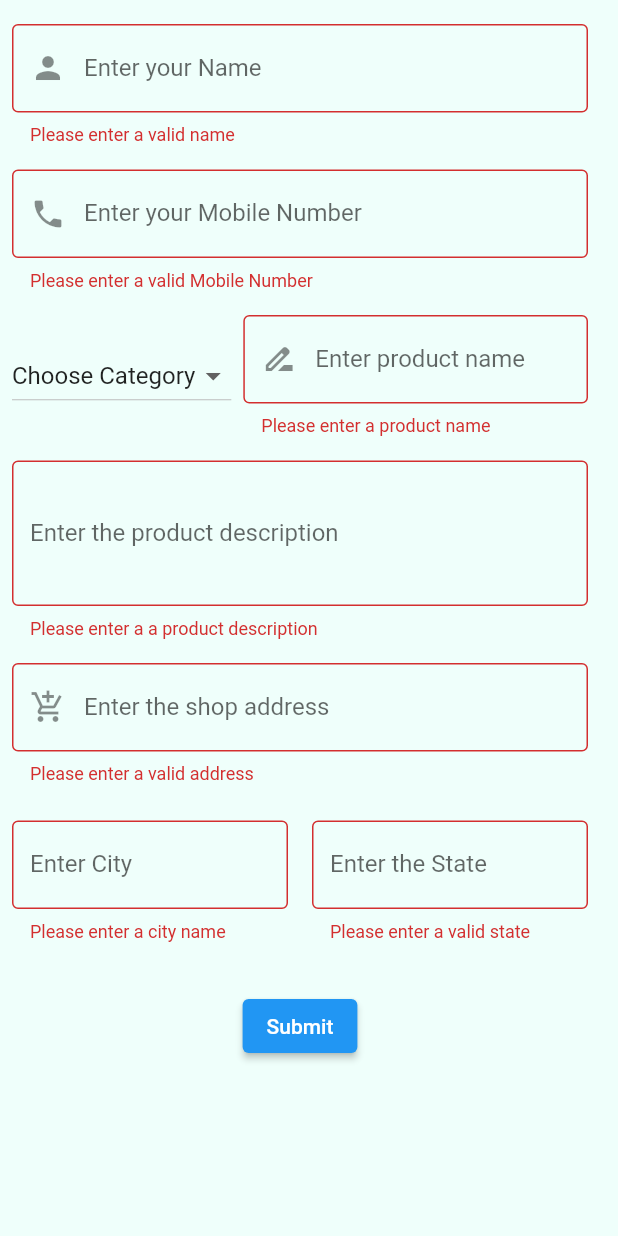
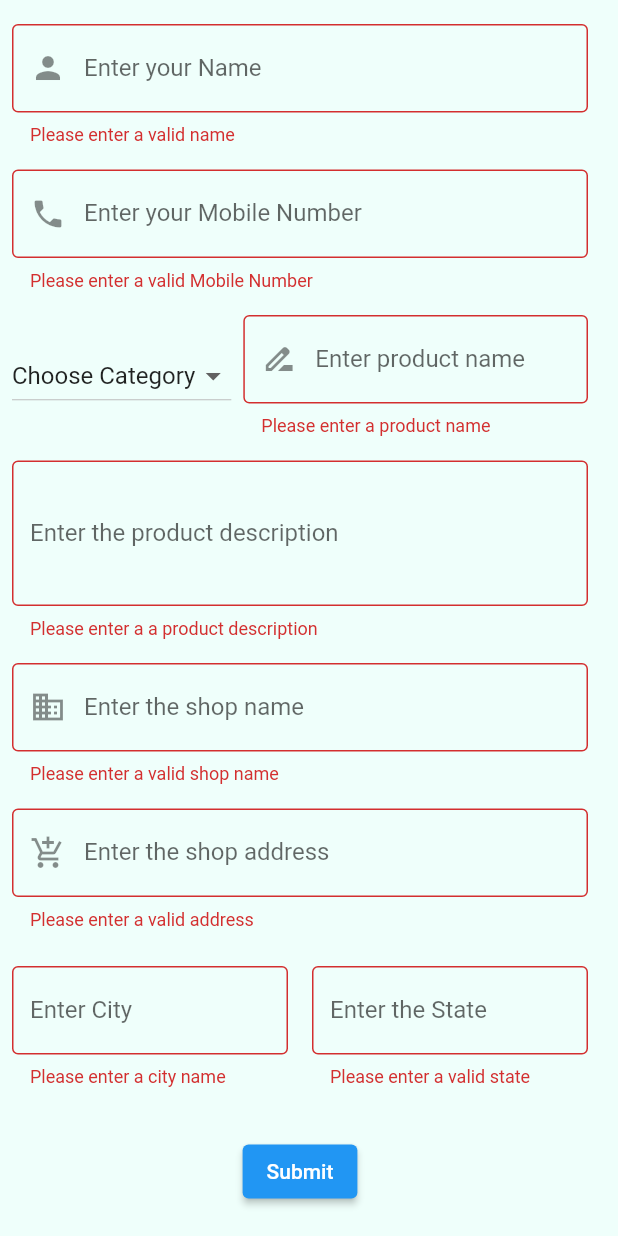
Before and after one commit to HackPartners01/main_app, a Flutter app: the SellForm widget shown alone on an empty page, opened directly, after a tap on "Submit", on a phone screen of 412 x 824 dp. Run offline on Flutter 3.47's test engine with Material 2 defaults, Android fonts, the phone set to English and light mode, and no system bars; our stand-ins replace google_fonts; network calls fail.

Commit message:
Update sell_page.dart

```diff
--- a/lib/screens/sell_page.dart
+++ b/lib/screens/sell_page.dart
@@ -117,6 +117,23 @@ class SellFormState extends State<SellForm> {
                 ),
               ),
             ),
+            Container(
+  width: 400.0,
+  child: Padding(
+    padding: const EdgeInsets.all(8.0),
+    child: TextFormField(
+      decoration: InputDecoration(
+        labelText: 'Enter the shop name',
+        prefixIcon: Icon(Icons.business_outlined),
+        border: OutlineInputBorder(),
+      ),
+      validator: (desc) {
+        if (desc.isEmpty) return 'Please enter a valid shop name';
+        return null;
+      },
+    ),
+  ),
+),
             Container(
               width: 400.0,
               child: Padding(
```
